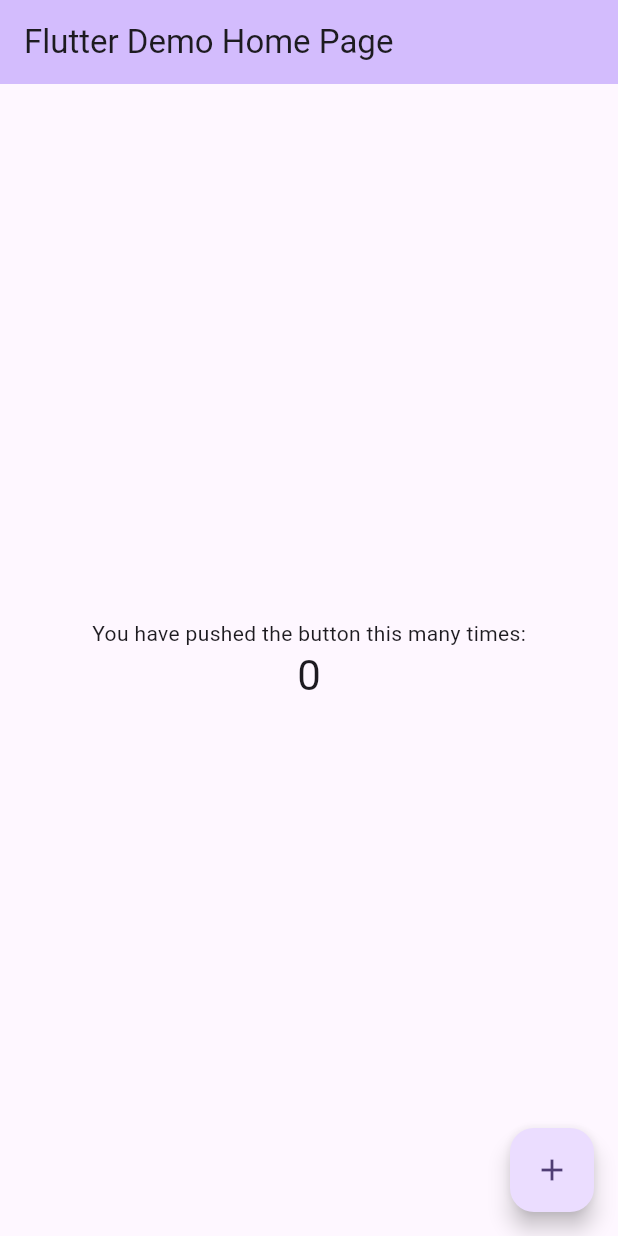
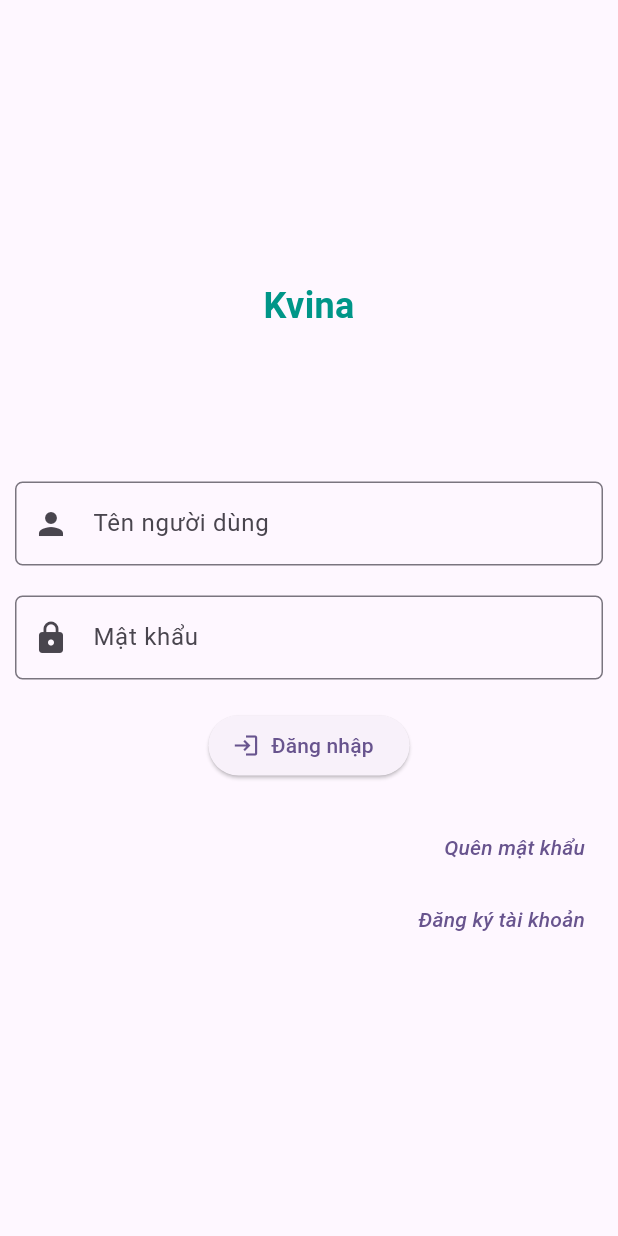
Before and after one commit to KVINA/app_kvina, a Flutter app: the screen it shows after launch, on a phone screen of 412 x 824 dp. Run offline on Flutter 3.47's test engine with Material 3 defaults, Android fonts, the phone set to English and light mode, and no system bars.

Commit message:
20240110
Login

```diff
--- a/lib/main.dart
+++ b/lib/main.dart
@@ -1,3 +1,4 @@
+import 'package:app_kvina/view/login/login.dart';
 import 'package:flutter/material.dart';
 
 void main() {
@@ -31,7 +32,9 @@ class MyApp extends StatelessWidget {
         colorScheme: ColorScheme.fromSeed(seedColor: Colors.deepPurple),
         useMaterial3: true,
       ),
-      home: const MyHomePage(title: 'Flutter Demo Home Page'),
+      home: const Scaffold(
+        body: Login(),
+      ),
     );
   }
 }
--- /dev/null
+++ b/lib/view/login/login.dart
@@ -0,0 +1,96 @@
+import 'package:flutter/material.dart';
+
+class Login extends StatefulWidget {
+  const Login({super.key});
+
+  @override
+  State<Login> createState() => _Login();
+}
+
+class _Login extends State<Login> {
+  TextEditingController tecUsername = TextEditingController();
+  TextEditingController tecPassword = TextEditingController();
+  @override
+  Widget build(BuildContext context) {
+    return Padding(
+      padding: const EdgeInsets.all(10),
+      child: Column(
+        children: [
+          const Expanded(child: SizedBox()),
+          const Text(
+            'Kvina',
+            style: TextStyle(
+                fontSize: 24, fontWeight: FontWeight.bold, color: Colors.teal),
+          ),
+          const SizedBox(height: 100),
+          Username(tecUsername: tecUsername),
+          const SizedBox(height: 20),
+          Password(tecPassword: tecPassword),
+          const SizedBox(height: 20),
+          ElevatedButton.icon(
+            onPressed: () {},
+            icon: const Icon(Icons.login),
+            label: const Text('Đăng nhập'),
+          ),
+          const SizedBox(height: 20),
+          Align(
+            alignment: Alignment.bottomRight,
+            child: TextButton(
+              child: const Text('Quên mật khẩu',
+                  style: TextStyle(fontStyle: FontStyle.italic)),
+              onPressed: () => {},
+            ),
+          ),
+          Align(
+            alignment: Alignment.bottomRight,
+            child: TextButton(
+              child: const Text('Đăng ký tài khoản',
+                  style: TextStyle(fontStyle: FontStyle.italic)),
+              onPressed: () => {},
+            ),
+          ),
+          const Expanded(child: SizedBox())
+        ],
+      ),
+    );
+  }
+}
+
+class Username extends StatelessWidget {
+  final TextEditingController tecUsername;
+
+  const Username({
+    super.key,
+    required this.tecUsername,
+  });
+  @override
+  Widget build(BuildContext context) {
+    return TextFormField(
+      decoration: const InputDecoration(
+        labelText: 'Tên người dùng',
+        prefixIcon: Icon(Icons.person),
+        border: OutlineInputBorder(
+            borderRadius: BorderRadius.all(Radius.circular(5))),
+      ),
+      controller: tecUsername,
+    );
+  }
+}
+
+class Password extends StatelessWidget {
+  final TextEditingController tecPassword;
+  const Password({super.key, required this.tecPassword});
+  @override
+  Widget build(BuildContext context) {
+    return TextFormField(
+      obscureText: true,
+      decoration: const InputDecoration(
+        labelText: 'Mật khẩu',
+        prefixIcon: Icon(Icons.lock),
+        border: OutlineInputBorder(
+            borderRadius: BorderRadius.all(Radius.circular(5))),
+      ),
+      controller: tecPassword,
+    );
+  }
+}
```
Also changed, not shown: 1 other file.
